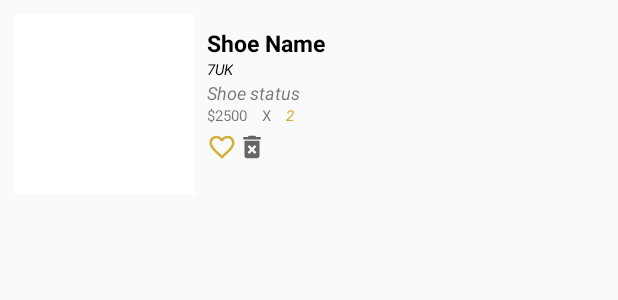
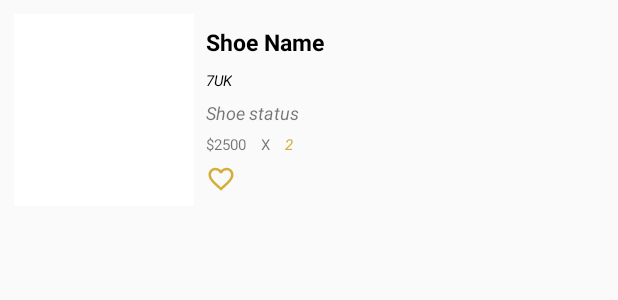
Before and after one commit to TriThuc2321/Zendi, an Android app: the layout shop_item.xml on its own in the app's theme, with its tools: preview values and no code run, on a phone screen of 412 x 824 dp. Shown: the top 300 px of the screen. Run offline under Robolectric (Android 15) with nearby library versions, the phone set to English and light mode, and no system bars; Roboto replaces fonts that are not available here.

Commit message:
delete item from shopbag with swiping down the item

```diff
--- a/app/build.gradle
+++ b/app/build.gradle
@@ -67,7 +67,5 @@ dependencies {
     implementation 'com.google.android.gms:play-services-auth:19.0.0'
     implementation 'com.google.firebase:firebase-core:17.0.0'
 
-
-
 }
 apply plugin: 'com.google.gms.google-services'
--- a/app/src/main/java/com/example/zendi_application/DataManager.java
+++ b/app/src/main/java/com/example/zendi_application/DataManager.java
@@ -287,6 +287,7 @@ public class DataManager {
             }
         });
     }
+    //Delete item from bag
 
 
     //Tang giam amount trong BAG cua User
--- a/app/src/main/res/layout/shop_item.xml
+++ b/app/src/main/res/layout/shop_item.xml
@@ -1,10 +1,9 @@
 <?xml version="1.0" encoding="utf-8"?>
-<LinearLayout
-    xmlns:android="http://schemas.android.com/apk/res/android"
+<LinearLayout xmlns:android="http://schemas.android.com/apk/res/android"
     android:layout_width="match_parent"
     android:layout_height="wrap_content"
     android:orientation="vertical"
-    android:padding="10dp">
+    android:padding="9dp">
 
     <LinearLayout
         android:id="@+id/item_layout"
@@ -15,7 +14,7 @@
         <ImageView
             android:id="@+id/shoe_img"
             android:layout_width="120dp"
-            android:layout_height="120dp"
+            android:layout_height="match_parent"
             android:background="@color/white"
             android:scaleType="centerCrop"></ImageView>
 
@@ -25,7 +24,6 @@
             android:orientation="vertical"
             android:paddingVertical="8dp"
             android:paddingLeft="8dp">
-
             <TextView
                 android:id="@+id/shoe_name"
                 android:layout_width="wrap_content"
@@ -42,7 +40,8 @@
                 android:text="7UK"
                 android:textColor="@color/black"
                 android:textSize="10dp"
-                android:textStyle="italic" />
+                android:textStyle="italic"
+                android:layout_marginTop="8dp"/>
 
             <TextView
                 android:id="@+id/shoe_status"
@@ -51,12 +50,14 @@
                 android:text="Shoe status"
                 android:textColorHighlight="@color/gold"
                 android:textSize="12dp"
-                android:textStyle="italic" />
+                android:textStyle="italic"
+                android:layout_marginTop="6dp"/>
 
             <LinearLayout
                 android:layout_width="wrap_content"
                 android:layout_height="wrap_content"
-                android:orientation="horizontal">
+                android:orientation="horizontal"
+                android:layout_marginTop="6dp">
 
                 <TextView
                     android:id="@+id/shoe_price"
@@ -70,7 +71,8 @@
                     android:layout_height="wrap_content"
                     android:paddingLeft="10sp"
                     android:text="X"
-                    android:textSize="10dp" />
+                    android:textSize="10dp"
+                    android:textAlignment="center"/>
 
                 <TextView
                     android:id="@+id/shoe_amount"
@@ -87,7 +89,7 @@
                 android:layout_width="wrap_content"
                 android:layout_height="wrap_content"
                 android:orientation="horizontal"
-                android:paddingTop="4dp">
+                android:layout_marginTop="6dp">
 
                 <Button
                     android:id="@+id/wish_btn"
@@ -95,18 +97,10 @@
                     android:layout_height="20dp"
                     android:background="@drawable/ic_baseline_favorite_border_24" />
 
-                <Button
-                    android:id="@+id/delete_btn"
-                    android:layout_width="20dp"
-                    android:layout_height="20dp"
-                    android:background="@drawable/ic_baseline_delete_forever_24"
-                    android:paddingLeft="18dp" />
             </LinearLayout>
-
 
         </LinearLayout>
 
 
     </LinearLayout>
-
 </LinearLayout>
```
Also changed, not shown: app/src/main/java/com/example/zendi_application/shopFragment/ShoeInBagAdapter.java (+25 -6 lines), app/src/main/java/com/example/zendi_application/shopFragment/ShopFragment.java (+29 -9 lines), app/src/main/res/drawable/ic_baseline_more_vert_24.xml (added, +10 -0 lines), app/src/main/res/menu/pop_up_menu.xml (added, +14 -0 lines).
